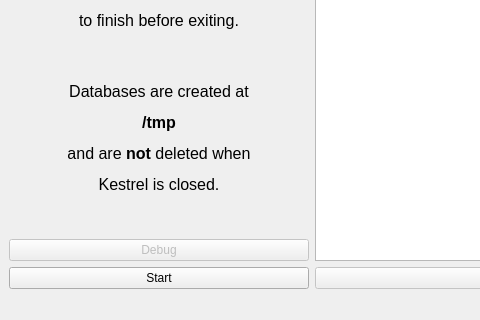
h7-v/kestrel, file kestrel.ui: the form before one commit; both pictures show x 0 to 480 and y 480 to 800 of the 1280 by 800 pixel window.
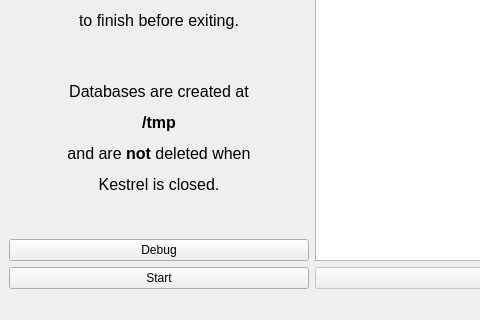
The form after the commit. Icons and pictures are not drawn.

```diff
--- a/kestrel.ui
+++ b/kestrel.ui
@@ -47,7 +47,7 @@
     <item row="5" column="0">
      <widget class="QPushButton" name="debugButton">
       <property name="enabled">
-       <bool>false</bool>
+       <bool>true</bool>
       </property>
       <property name="text">
        <string>Debug</string>
```
